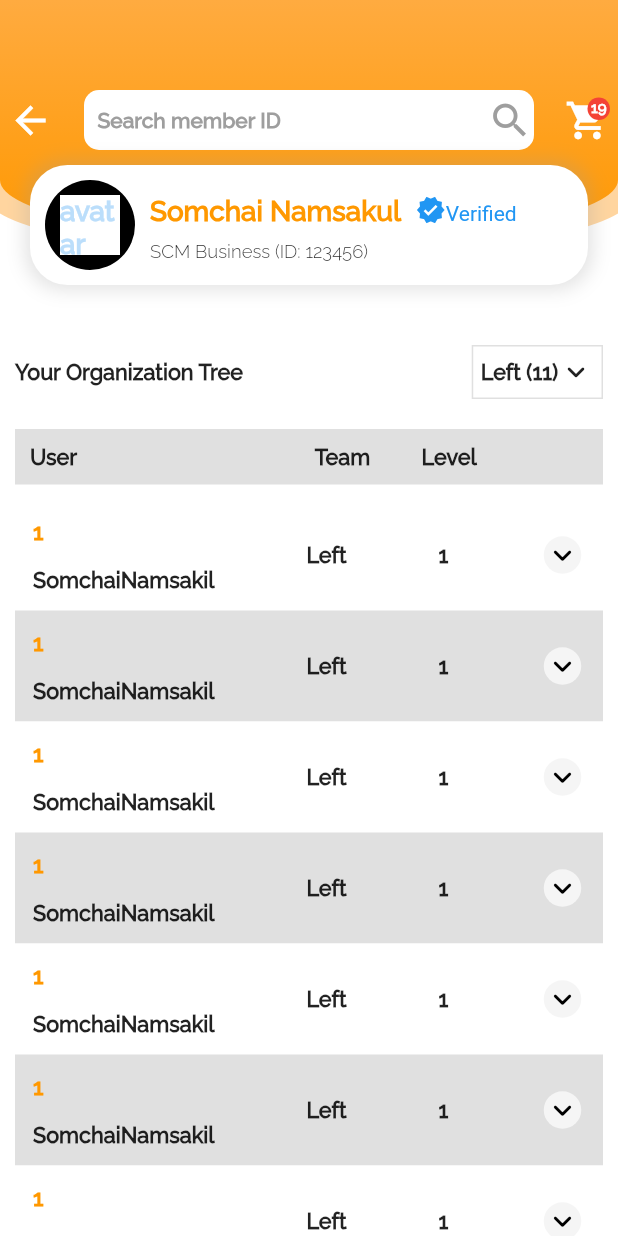
After one commit to tinyboyX/flutter-temp, a Flutter app: the SponsorChartScreen screen opened directly, on a phone screen of 412 x 824 dp. The commit adds this screen. Run offline on Flutter 3.47's test engine with Material 2 defaults, Android fonts, the phone set to English and light mode, and no system bars; our stand-ins replace bloc, dio, equatable, firebase_analytics, firebase_core, firebase_crashlytics and 8 more; missing offline and left inert: firebase_analytics_web, firebase_core_web, shared_preferences_web; accounts and stored records are empty; generated files the repository leaves out were written again.

Commit message:
finnish sponsor_chart_screen.dart

```diff
--- /dev/null
+++ b/lib/data/main/model/chart_item_member_model.dart
@@ -0,0 +1,49 @@
+import 'dart:core';
+
+class MemberModel {
+  MemberModel({
+    required this.memberID,
+    required this.memberName,
+    required this.memberTeam,
+    required this.memberLevel,
+    required this.type,
+    required this.star,
+    required this.cMatching,
+    this.hPosition,
+  });
+
+  int memberID;
+  String memberName;
+  String memberTeam;
+  int memberLevel;
+  String type;
+  String star;
+  String cMatching;
+  String? hPosition;
+}
+final List<MemberModel> listOrganizeChart = [
+  MemberModel(memberID: 1, memberName: 'SomchaiNamsakil', memberTeam: 'Left', memberLevel: 1, type: 'MB', star: 'SS', cMatching: 'SU', hPosition: '-'),
+  MemberModel(memberID: 1, memberName: 'SomchaiNamsakil', memberTeam: 'Left', memberLevel: 1, type: 'MB', star: 'SS', cMatching: 'SU', hPosition: '-'),
+  MemberModel(memberID: 1, memberName: 'SomchaiNamsakil', memberTeam: 'Left', memberLevel: 1, type: 'MB', star: 'SS', cMatching: 'SU', hPosition: '-'),
+  MemberModel(memberID: 1, memberName: 'SomchaiNamsakil', memberTeam: 'Left', memberLevel: 1, type: 'MB', star: 'SS', cMatching: 'SU', hPosition: '-'),
+  MemberModel(memberID: 1, memberName: 'SomchaiNamsakil', memberTeam: 'Left', memberLevel: 1, type: 'MB', star: 'SS', cMatching: 'SU', hPosition: '-'),
+  MemberModel(memberID: 1, memberName: 'SomchaiNamsakil', memberTeam: 'Left', memberLevel: 1, type: 'MB', star: 'SS', cMatching: 'SU', hPosition: '-'),
+  MemberModel(memberID: 1, memberName: 'SomchaiNamsakil', memberTeam: 'Left', memberLevel: 1, type: 'MB', star: 'SS', cMatching: 'SU', hPosition: '-'),
+  MemberModel(memberID: 1, memberName: 'SomchaiNamsakil', memberTeam: 'Left', memberLevel: 1, type: 'MB', star: 'SS', cMatching: 'SU', hPosition: '-'),
+  MemberModel(memberID: 1, memberName: 'SomchaiNamsakil', memberTeam: 'Left', memberLevel: 1, type: 'MB', star: 'SS', cMatching: 'SU', hPosition: '-'),
+  MemberModel(memberID: 1, memberName: 'SomchaiNamsakil', memberTeam: 'Left', memberLevel: 1, type: 'MB', star: 'SS', cMatching: 'SU', hPosition: '-'),
+  MemberModel(memberID: 1, memberName: 'SomchaiNamsakil', memberTeam: 'Left', memberLevel: 1, type: 'MB', star: 'SS', cMatching: 'SU', hPosition: '-'),
+];
+final List<MemberModel> listSponsorChart = [
+  MemberModel(memberID: 1, memberName: 'SomchaiNamsakil', memberTeam: 'Left', memberLevel: 1, type: 'MB', star: 'SS', cMatching: 'SU', hPosition: '-'),
+  MemberModel(memberID: 1, memberName: 'SomchaiNamsakil', memberTeam: 'Left', memberLevel: 1, type: 'MB', star: 'SS', cMatching: 'SU', hPosition: '-'),
+  MemberModel(memberID: 1, memberName: 'SomchaiNamsakil', memberTeam: 'Left', memberLevel: 1, type: 'MB', star: 'SS', cMatching: 'SU', hPosition: '-'),
+  MemberModel(memberID: 1, memberName: 'SomchaiNamsakil', memberTeam: 'Left', memberLevel: 1, type: 'MB', star: 'SS', cMatching: 'SU', hPosition: '-'),
+  MemberModel(memberID: 1, memberName: 'SomchaiNamsakil', memberTeam: 'Left', memberLevel: 1, type: 'MB', star: 'SS', cMatching: 'SU', hPosition: '-'),
+  MemberModel(memberID: 1, memberName: 'SomchaiNamsakil', memberTeam: 'Left', memberLevel: 1, type: 'MB', star: 'SS', cMatching: 'SU', hPosition: '-'),
+  MemberModel(memberID: 1, memberName: 'SomchaiNamsakil', memberTeam: 'Left', memberLevel: 1, type: 'MB', star: 'SS', cMatching: 'SU', hPosition: '-'),
+  MemberModel(memberID: 1, memberName: 'SomchaiNamsakil', memberTeam: 'Left', memberLevel: 1, type: 'MB', star: 'SS', cMatching: 'SU', hPosition: '-'),
+  MemberModel(memberID: 1, memberName: 'SomchaiNamsakil', memberTeam: 'Left', memberLevel: 1, type: 'MB', star: 'SS', cMatching: 'SU', hPosition: '-'),
+  MemberModel(memberID: 1, memberName: 'SomchaiNamsakil', memberTeam: 'Left', memberLevel: 1, type: 'MB', star: 'SS', cMatching: 'SU', hPosition: '-'),
+  MemberModel(memberID: 1, memberName: 'SomchaiNamsakil', memberTeam: 'Left', memberLevel: 1, type: 'MB', star: 'SS', cMatching: 'SU', hPosition: '-'),
+];
--- /dev/null
+++ b/lib/presentation/common/widget/chart/widget/widget_chart_appbar.dart
@@ -0,0 +1,22 @@
+import 'package:clean_architechture/presentation/account/ui/widget/widget_appbar_info_item.dart';
+import 'package:flutter/cupertino.dart';
+
+import 'widget_chart_appbar_action.dart';
+
+class CommonChartAppBarWidget extends StatelessWidget {
+  const CommonChartAppBarWidget({Key? key}) : super(key: key);
+
+  @override
+  Widget build(BuildContext context) {
+    return Container(
+      height: 220,
+      width: double.infinity,
+      child: Stack(
+        children: [
+          const OrganizeWidgetAppBarAction(),
+          const WidgetAppbarInfoItem(),
+        ],
+      ),
+    );
+  }
+}
--- /dev/null
+++ b/lib/presentation/common/widget/chart/widget/widget_chart_item.dart
@@ -0,0 +1,192 @@
+import 'package:clean_architechture/config/styles.dart';
+import 'package:clean_architechture/presentation/common/widget/widget_notification_icon.dart';
+import 'package:clean_architechture/data/main/model/chart_item_member_model.dart';
+import 'package:flutter/cupertino.dart';
+import 'package:flutter/material.dart';
+import 'package:flutter/rendering.dart';
+
+class WidgetChartItem extends StatefulWidget {
+  WidgetChartItem({Key? key, this.color, required this.memberModel}) : super(key: key);
+  final Color? color;
+  final MemberModel memberModel;
+
+  @override
+  _WidgetChartItemState createState() => _WidgetChartItemState();
+}
+
+class _WidgetChartItemState extends State<WidgetChartItem> {
+  bool selected = false;
+
+  @override
+  Widget build(BuildContext context) {
+    return Container(
+      margin: const EdgeInsets.symmetric(
+        horizontal: 10,
+      ),
+      decoration: BoxDecoration(
+        color: widget.color,
+        border: Border.all(width: 2, color: selected ? Colors.orange : Colors.transparent),
+      ),
+      child: Column(
+        children: [
+          GestureDetector(
+            onTap: () {
+              setState(() {
+                selected = !selected;
+              });
+            },
+            child: Container(
+              color: Colors.transparent,
+              height: 70,
+              padding: const EdgeInsets.all(10),
+              child: Row(
+                mainAxisSize: MainAxisSize.max,
+                mainAxisAlignment: MainAxisAlignment.spaceBetween,
+                crossAxisAlignment: CrossAxisAlignment.center,
+                children: [
+                  Container(
+                    child: Column(
+                      mainAxisAlignment: MainAxisAlignment.spaceBetween,
+                      crossAxisAlignment: CrossAxisAlignment.start,
+                      children: [
+                        Text(
+                          widget.memberModel.memberID.toString(),
+                          style: AppTextStyle.memberID,
+                        ),
+                        Text(
+                          widget.memberModel.memberName,
+                          style: AppTextStyle.label6,
+                        ),
+                      ],
+                    ),
+                  ),
+                  Text(
+                    widget.memberModel.memberTeam,
+                    style: AppTextStyle.label6,
+                  ),
+                  Text(
+                    widget.memberModel.memberLevel.toString(),
+                    style: AppTextStyle.label6,
+                  ),
+                  WidgetNotificationIcon(
+                    iconData: !selected ? Icons.keyboard_arrow_down_rounded : Icons.keyboard_arrow_up_rounded,
+                    onTap: () {
+                      setState(() {
+                        selected = !selected;
+                      });
+                    },
+                    color: !selected ? Colors.black : Colors.orange,
+                    backgroundColor: Colors.grey.shade100,
+                    size: 25,
+                  )
+                ],
+              ),
+            ),
+          ),
+          AnimatedOpacity(
+            duration: const Duration(milliseconds: 200),
+            opacity: selected ? 1.0 : 0.0,
+            curve: selected ? Curves.easeIn : Curves.easeOut,
+            child: Container(
+              height: selected ? 100 : 0,
+              padding: const EdgeInsets.symmetric(horizontal: 10, vertical: 20),
+              child: Row(
+                mainAxisSize: MainAxisSize.max,
+                mainAxisAlignment: MainAxisAlignment.spaceBetween,
+                crossAxisAlignment: CrossAxisAlignment.start,
+                children: [
+                  Column(
+                    mainAxisAlignment: MainAxisAlignment.spaceBetween,
+                    crossAxisAlignment: CrossAxisAlignment.start,
+                    children: [
+                      const Text(
+                        'Referrer:',
+                        style: TextStyle(fontSize: 12, fontWeight: FontWeight.bold),
+                      ),
+                      const SizedBox(
+                        height: 5,
+                      ),
+                      Text(
+                        widget.memberModel.memberID.toString(),
+                        style: const TextStyle(
+                          fontSize: 12,
+                          fontWeight: FontWeight.bold,
+                          color: Colors.orange,
+                        ),
+                      ),
+                      const SizedBox(
+                        height: 5,
+                      ),
+                      Text(
+                        widget.memberModel.memberName,
+                        style: const TextStyle(
+                          fontSize: 12,
+                          fontWeight: FontWeight.bold,
+                          color: Colors.black,
+                        ),
+                      ),
+                    ],
+                  ),
+                  Column(
+                    mainAxisAlignment: MainAxisAlignment.spaceBetween,
+                    crossAxisAlignment: CrossAxisAlignment.start,
+                    children: [
+                      const Text(
+                        'Type:',
+                        style: TextStyle(fontSize: 12, fontWeight: FontWeight.bold),
+                      ),
+                      const SizedBox(
+                        height: 15,
+                      ),
+                      Text(
+                        widget.memberModel.type,
+                        style: const TextStyle(fontSize: 12, fontWeight: FontWeight.bold),
+                      ),
+                    ],
+                  ),
+                  Column(
+                    mainAxisAlignment: MainAxisAlignment.spaceEvenly,
+                    crossAxisAlignment: CrossAxisAlignment.start,
+                    children: [
+                      const Text(
+                        'Star:',
+                        style: TextStyle(fontSize: 12, fontWeight: FontWeight.bold),
+                      ),
+                      const SizedBox(
+                        height: 15,
+                      ),
+                      Text(
+                        widget.memberModel.star,
+                        style: const TextStyle(fontSize: 12, fontWeight: FontWeight.bold),
+                      ),
+                    ],
+                  ),
+                  Column(
+                    mainAxisAlignment: MainAxisAlignment.spaceBetween,
+                    crossAxisAlignment: CrossAxisAlignment.start,
+                    children: [
+                      const Text(
+                        'C.Matching:',
+                        style: TextStyle(fontSize: 12, fontWeight: FontWeight.bold),
+                      ),
+                    ],
+                  ),
+                  Column(
+                    mainAxisAlignment: MainAxisAlignment.spaceBetween,
+                    crossAxisAlignment: CrossAxisAlignment.start,
+                    children: [
+                      const Text(
+                        'H. Position:',
+                        style: TextStyle(fontSize: 12, fontWeight: FontWeight.bold),
+                      ),
+                    ],
+                  ),
+                ],
+              ),
+            ),
+          )
+        ],
+      ),
+    );
+  }
+}
--- /dev/null
+++ b/lib/presentation/sponsor_chart/bloc/sponsor_chart_bloc.dart
@@ -0,0 +1,18 @@
+import 'dart:async';
+
+import 'package:bloc/bloc.dart';
+import 'package:meta/meta.dart';
+
+part 'sponsor_chart_event.dart';
+part 'sponsor_chart_state.dart';
+
+class SponsorChartBloc extends Bloc<SponsorChartEvent, SponsorChartState> {
+  SponsorChartBloc() : super(SponsorChartInitial());
+
+  @override
+  Stream<SponsorChartState> mapEventToState(
+    SponsorChartEvent event,
+  ) async* {
+    // TODO: implement mapEventToState
+  }
+}
--- /dev/null
+++ b/lib/presentation/sponsor_chart/bloc/sponsor_chart_event.dart
@@ -0,0 +1,4 @@
+part of 'sponsor_chart_bloc.dart';
+
+@immutable
+abstract class SponsorChartEvent {}
--- /dev/null
+++ b/lib/presentation/sponsor_chart/bloc/sponsor_chart_state.dart
@@ -0,0 +1,6 @@
+part of 'sponsor_chart_bloc.dart';
+
+@immutable
+abstract class SponsorChartState {}
+
+class SponsorChartInitial extends SponsorChartState {}
--- /dev/null
+++ b/lib/presentation/sponsor_chart/sponsor_chart_route.dart
@@ -0,0 +1,12 @@
+import 'package:clean_architechture/presentation/sponsor_chart/ui/sponsor_chart_screen.dart';
+import 'package:flutter/cupertino.dart';
+import 'package:flutter_bloc/flutter_bloc.dart';
+
+import 'bloc/sponsor_chart_bloc.dart';
+
+class SponsorChartRoute {
+  static Widget get route => BlocProvider(
+        create: (context) => SponsorChartBloc(),
+        child: const SponsorChartScreen(),
+      );
+}
--- /dev/null
+++ b/lib/presentation/sponsor_chart/ui/sponsor_chart_screen.dart
@@ -0,0 +1,99 @@
+import 'package:clean_architechture/config/styles.dart';
+import 'package:clean_architechture/data/main/model/chart_item_member_model.dart';
+import 'package:clean_architechture/presentation/common/widget/chart/widget/widget_chart_appbar.dart';
+import 'package:clean_architechture/presentation/common/widget/chart/widget/widget_chart_item.dart';
+import 'package:clean_architechture/presentation/sponsor_chart/bloc/sponsor_chart_bloc.dart';
+import 'package:flutter/cupertino.dart';
+import 'package:flutter/material.dart';
+import 'package:flutter_bloc/flutter_bloc.dart';
+
+class SponsorChartScreen extends StatelessWidget {
+  const SponsorChartScreen({Key? key}) : super(key: key);
+
+  @override
+  Widget build(BuildContext context) {
+    return BlocBuilder<SponsorChartBloc, SponsorChartState>(
+      builder: (context, state) {
+        return Scaffold(
+          body: SingleChildScrollView(
+            child: Column(
+              mainAxisSize: MainAxisSize.max,
+              children: [
+                const CommonChartAppBarWidget(),
+                Container(
+                  margin: const EdgeInsets.all(10),
+                  child: Row(
+                    mainAxisAlignment: MainAxisAlignment.spaceBetween,
+                    children: [
+                      Text(
+                        'Your Organization Tree',
+                        style: AppTextStyle.label6,
+                      ),
+                      Container(
+                        padding: const EdgeInsets.all(5),
+                        decoration: BoxDecoration(
+                          border: Border.all(color: Colors.grey.shade300),
+                        ),
+                        child: Row(
+                          mainAxisAlignment: MainAxisAlignment.spaceBetween,
+                          children: [
+                            Text(
+                              'Left (${listSponsorChart.length})',
+                              style: AppTextStyle.label6,
+                            ),
+                            const Icon(Icons.keyboard_arrow_down_rounded)
+                          ],
+                        ),
+                      )
+                    ],
+                  ),
+                ),
+                Container(
+                  padding: const EdgeInsets.all(10),
+                  margin: const EdgeInsets.all(10),
+                  color: Colors.grey.shade300,
+                  child: Row(
+                    mainAxisSize: MainAxisSize.max,
+                    mainAxisAlignment: MainAxisAlignment.spaceBetween,
+                    crossAxisAlignment: CrossAxisAlignment.center,
+                    children: [
+                      Text(
+                        'User',
+                        style: AppTextStyle.label6,
+                      ),
+                      const SizedBox(
+                        width: 90,
+                      ),
+                      Text(
+                        'Team',
+                        style: AppTextStyle.label6,
+                      ),
+                      Text(
+                        'Level',
+                        style: AppTextStyle.label6,
+                      ),
+                      const SizedBox(
+                        width: 40,
+                      )
+                    ],
+                  ),
+                ),
+                Column(
+                  children: List<Widget>.generate(
+                    listOrganizeChart.length,
+                    (index) {
+                      return WidgetChartItem(
+                        memberModel: listOrganizeChart[index],
+                        color: !(index % 2 == 0) ? Colors.grey.shade300 : Colors.white,
+                      );
+                    },
+                  ),
+                ),
+              ],
+            ),
+          ),
+        );
+      },
+    );
+  }
+}
--- a/lib/utils/route/account_nested_routing.dart
+++ b/lib/utils/route/account_nested_routing.dart
@@ -1,6 +1,7 @@
 import 'package:clean_architechture/presentation/account_information/account_information_route.dart';
 import 'package:clean_architechture/presentation/organize_chart/organize_chart_route.dart';
 import 'package:clean_architechture/presentation/report/report_route.dart';
+import 'package:clean_architechture/presentation/sponsor_chart/sponsor_chart_route.dart';
 import 'package:flutter/material.dart';
 
 enum AccountNestedRouteDefine {
@@ -18,6 +19,7 @@ class AccountNestedAppRouting {
       AccountNestedRouteDefine.ReportScreen.name: (_) => ReportRoute.route,
       AccountNestedRouteDefine.OrganizeChartScreen.name: (_) => OrganizeChartRoute.route,
       AccountNestedRouteDefine.AccountInformationScreen.name: (_) => AccountInformationRoute.route,
+      AccountNestedRouteDefine.SponsorChartScreen.name: (_) => SponsorChartRoute.route,
     };
 
     final routeBuilder = routes[settings.name];
```
Also changed, not shown: lib/presentation/organize_chart/model/member_model.dart (deleted, +0 -36 lines), lib/presentation/organize_chart/ui/organize_chart_screen.dart (+8 -8 lines), lib/presentation/organize_chart/ui/widget/widget_appbar.dart (deleted, +0 -22 lines), lib/presentation/organize_chart/ui/widget/widget_item.dart (deleted, +0 -192 lines), lib/presentation/common/widget/chart/widget/widget_chart_appbar_action.dart (renamed from lib/presentation/organize_chart/ui/widget/widget_organize_appbar_action.dart), 4 other files.
